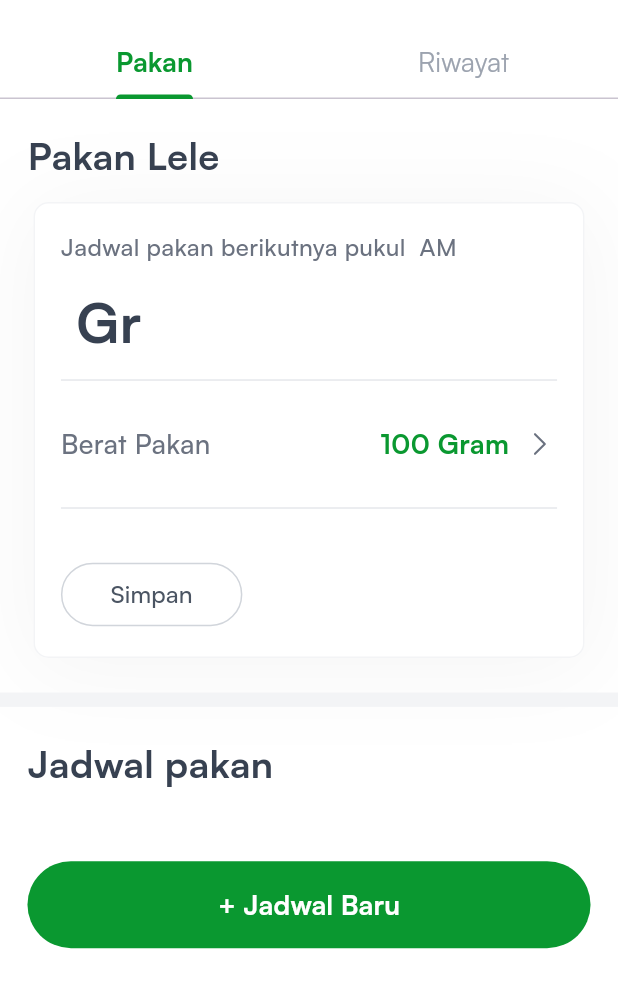
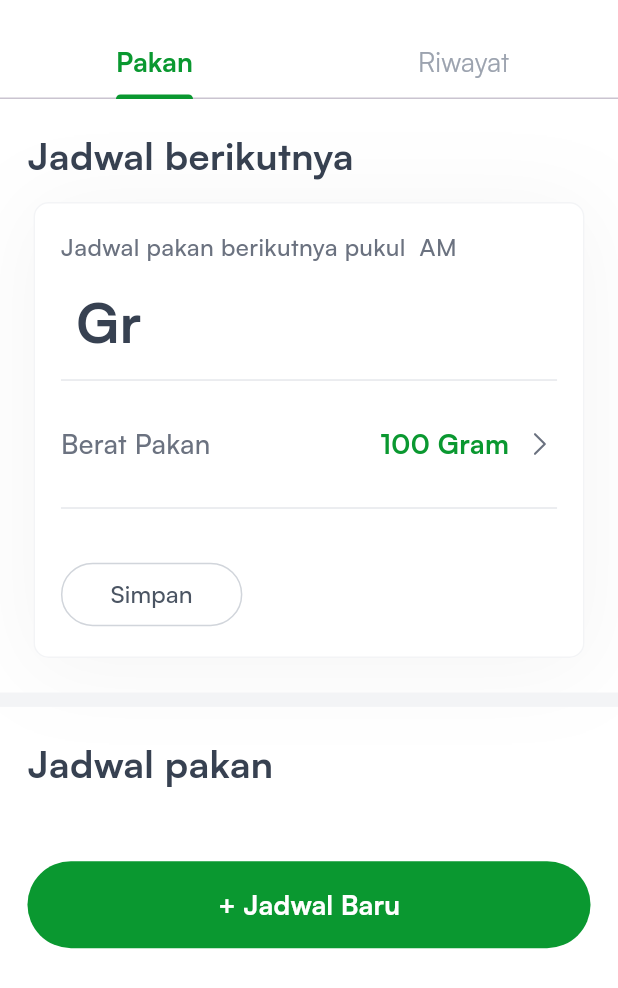
Before and after one commit to fikrilal/LeleWise-Mobile-Apps, a Flutter app: the screen it shows after launch, after a tap on "Edit Cepat", on a phone screen of 412 x 824 dp. Shown: the top 988 px of the screen. Run offline on Flutter 3.47's test engine with Material 3 defaults, Android fonts, the phone set to English and light mode, and no system bars; our stand-ins replace firebase_auth, firebase_core, firebase_database, flutter_screenutil, flutter_svg, get and 1 more; missing offline and left inert: flutter_hicons; accounts and stored records are empty.

Commit message:
fix jadwal no filter

```diff
--- a/lib/view/component/card/card_pakan.dart
+++ b/lib/view/component/card/card_pakan.dart
@@ -7,6 +7,8 @@ import '../text/component_big_point.dart';
 import '../text/component_textsmall.dart';
 
 Widget buildPakanCard(Map<String, dynamic> data) {
+  String waktuPakanNoFilter = data['waktu_pakan'] ?? "";
+  String beratPakanNoFilter = data['berat_pakan'] ?? "";
   return Align(
     alignment: Alignment.center,
     child: Container(
@@ -45,7 +47,7 @@ Widget buildPakanCard(Map<String, dynamic> data) {
                       ),
                       SizedBox(width: 8.w),
                       TextDescriptionSmallGreen(
-                        "Pagi • ${data['waktu_pakan']}",
+                        "Pagi • $waktuPakanNoFilter",
                       ),
                     ],
                   ),
@@ -80,7 +82,7 @@ Widget buildPakanCard(Map<String, dynamic> data) {
               Row(
                 crossAxisAlignment: CrossAxisAlignment.start,
                 children: [
-                  TextPointAccent("${data['berat_pakan']} Gr"),
+                  TextPointAccent("$beratPakanNoFilter Gr"),
                 ],
               ),
             ],
--- a/lib/view/page/pakan/pakan_dashboard.dart
+++ b/lib/view/page/pakan/pakan_dashboard.dart
@@ -36,12 +36,42 @@ class _PakanDashboardState extends State<PakanDashboard> {
   FirebaseDatabase.instance.reference().child('konfigurasi_pakan');
 
   List<Map<String, dynamic>> _dataList = [];
+  List<Map<String, dynamic>> _dataListNoFilter = [];
 
   @override
   void initState() {
     super.initState();
     _getDataFromFirebase();
+    getDataFromFirebaseNoFilter();
   }
+
+  void getDataFromFirebaseNoFilter() {
+    _databaseReference.once().then((DatabaseEvent event) {
+      DataSnapshot snapshot = event.snapshot;
+      if (snapshot.value != null) {
+        List<Map<dynamic, dynamic>> dataListNoFilter = List<Map<dynamic, dynamic>>.from(snapshot.value as List<Object?>? ?? []);
+        dataListNoFilter.forEach((data) {
+          String beratPakanNoFilter = data['berat_pakan'].toString();
+          String waktuPakanNoFilter = data['waktu_pakan'].toString();
+          _dataListNoFilter.add({
+            'berat_pakan': beratPakanNoFilter,
+            'waktu_pakan': waktuPakanNoFilter,
+          });
+        });
+        setState(() {});
+      }
+    });
+  }
+
+  String getDataNoFilter(String fieldName) {
+    // Assuming you want the first value, you can modify as needed
+    if (_dataListNoFilter.isNotEmpty) {
+      return _dataListNoFilter[0][fieldName] ?? "";
+    } else {
+      return "";
+    }
+  }
+
 
   Future<void> _getDataFromFirebase() async {
     final DateTime currentTime = DateTime.now();
@@ -141,7 +171,7 @@ class _PakanDashboardState extends State<PakanDashboard> {
                                   crossAxisAlignment:
                                   CrossAxisAlignment.start,
                                   children: [
-                                    ComponentTextTitle("Pakan Lele"),
+                                    ComponentTextTitle("Jadwal berikutnya"),
                                     SizedBox(height: 8.h),
                                     Align(
                                       alignment: Alignment.center,
@@ -172,7 +202,7 @@ class _PakanDashboardState extends State<PakanDashboard> {
                                               children: [
                                                 Row(
                                                   children: [
-                                                    TextDescriptionSmall("Jadwal pakan berikutnya pukul $_nextFeedingTime AM"), //LETAKKAN WAKTU TERDEKAT DISINI
+                                                    TextDescriptionSmall("Jadwal pakan berikutnya pukul $_nextFeedingTime AM"),
                                                   ],
                                                 ),
                                                 SizedBox(height: 10.h),
@@ -180,7 +210,7 @@ class _PakanDashboardState extends State<PakanDashboard> {
                                                   mainAxisSize: MainAxisSize.min,
                                                   crossAxisAlignment: CrossAxisAlignment.start,
                                                   children: [
-                                                    TextPointSmall("$_beratPakan Gr"), //LETAKKAN BERAT PAKAN DARI WAKTU TERDEKAT DISINI
+                                                    TextPointSmall("$_beratPakan Gr"),
                                                     SizedBox(height: 10.h),
                                                     AnimatedContainer(
                                                       height: _isExpanded == true ? 100.h : 0,
@@ -361,7 +391,7 @@ class _PakanDashboardState extends State<PakanDashboard> {
                                   children: [
                                     ComponentTextTitle("Jadwal pakan"),
                                     SizedBox(height: 8.h),
-                                    for (var data in _dataList)
+                                    for (var data in _dataListNoFilter)
                                       buildPakanCard(data),
                                     SizedBox(height: 32.h),
                                     primaryButton(
@@ -395,7 +425,7 @@ class _PakanDashboardState extends State<PakanDashboard> {
                   crossAxisAlignment: CrossAxisAlignment.start,
                   children: [
                     Padding(
-                      padding: EdgeInsets.fromLTRB(20.w, 23.h, 20.w, 0.h),
+                      padding: EdgeInsets.fromLTRB(20.w, 0.h, 20.w, 0.h),
                       child: Column(
                         children: [
                           Align(
```
